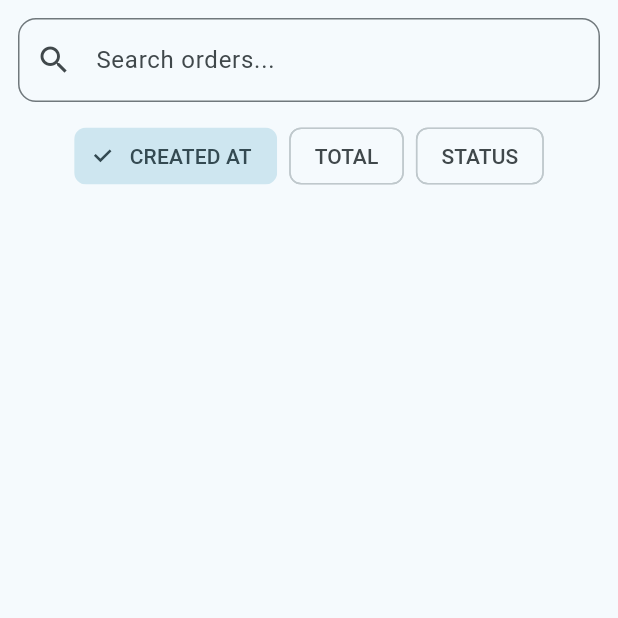
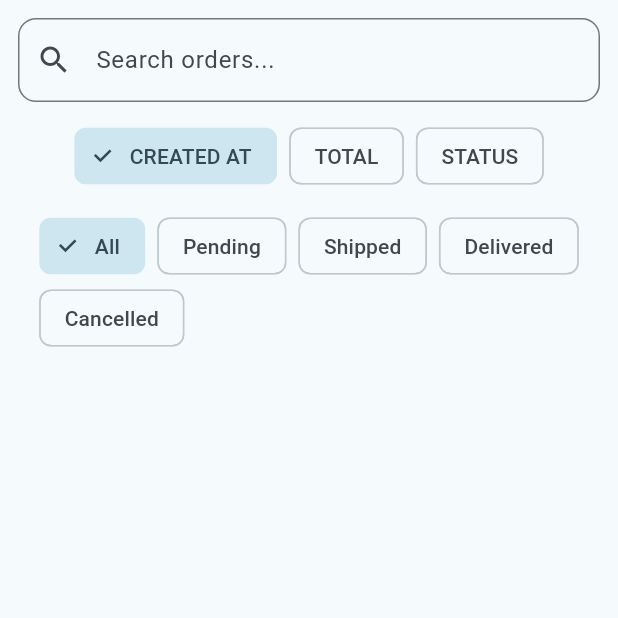
Before and after one commit to Khurram-Devs/Watch-Hub-Admin-FlutterFire, a Flutter app: the OrdersScreen screen opened directly, on a phone screen of 412 x 824 dp, the top half of it. Run offline on Flutter 3.47's test engine with Material 3 defaults, Android fonts, the phone set to English and light mode, and no system bars; our stand-ins replace badges, cloud_firestore, firebase_core, firebase_database, fl_chart, flutter_svg and 4 more; accounts and stored records are empty.

Commit message:
Fixed Orders Screen

```diff
--- a/lib/screens/viewscreens/orders_screen.dart
+++ b/lib/screens/viewscreens/orders_screen.dart
@@ -18,9 +18,17 @@ class _OrdersScreenState extends State<OrdersScreen> {
   Map<String, Map<String, String>> _userDetails = {};
   String _searchQuery = '';
   String _sortBy = 'created At';
+  String _statusFilter = 'all';
   bool _isLoading = true;
 
   final List<String> _sortOptions = ['created At', 'total', 'status'];
+  final List<String> _statusOptions = [
+    'all',
+    'pending',
+    'shipped',
+    'delivered',
+    'cancelled',
+  ];
 
   @override
   void initState() {
@@ -45,12 +53,18 @@ class _OrdersScreenState extends State<OrdersScreen> {
     _filteredOrders =
         _orders.where((o) {
           final query = _searchQuery.toLowerCase();
-          return o.status.toLowerCase().contains(query) ||
+          final matchSearch =
+              o.status.toLowerCase().contains(query) ||
               o.id.toLowerCase().contains(query) ||
               _userDetails[o.userId]?['fullName']?.toLowerCase().contains(
                     query,
                   ) ==
                   true;
+
+          final matchStatus =
+              _statusFilter == 'all' || o.status == _statusFilter;
+
+          return matchSearch && matchStatus;
         }).toList();
 
     _filteredOrders.sort((a, b) {
@@ -121,11 +135,33 @@ class _OrdersScreenState extends State<OrdersScreen> {
     );
   }
 
+  Widget _buildStatusFilterChips() {
+    return Wrap(
+      spacing: 8,
+      children:
+          _statusOptions.map((status) {
+            final selected = _statusFilter == status;
+            return ChoiceChip(
+              label: Text(capitalize(status)),
+              selected: selected,
+              onSelected: (_) {
+                setState(() {
+                  _statusFilter = status;
+                  _applyFilters();
+                });
+              },
+            );
+          }).toList(),
+    );
+  }
+
   @override
   Widget build(BuildContext context) {
-    final grouped = <String, List<OrderModel>>{};
+    final grouped = <String, Map<String, List<OrderModel>>>{};
     for (final order in _filteredOrders) {
-      grouped.putIfAbsent(order.userId, () => []).add(order);
+      grouped.putIfAbsent(order.userId, () => {});
+      grouped[order.userId]!.putIfAbsent(order.status, () => []);
+      grouped[order.userId]![order.status]!.add(order);
     }
 
     return Scaffold(
@@ -154,12 +190,13 @@ class _OrdersScreenState extends State<OrdersScreen> {
                     const SizedBox(height: 12),
                     _buildSortChips(),
                     const SizedBox(height: 12),
+                    _buildStatusFilterChips(),
+                    const SizedBox(height: 12),
                     Expanded(
                       child: ListView(
                         children:
-                            grouped.entries.map((entry) {
-                              final userId = entry.key;
-                              final userOrders = entry.value;
+                            grouped.entries.map((userEntry) {
+                              final userId = userEntry.key;
                               final user = _userDetails[userId];
                               return Column(
                                 crossAxisAlignment: CrossAxisAlignment.start,
@@ -182,13 +219,34 @@ class _OrdersScreenState extends State<OrdersScreen> {
                                       ),
                                     ),
                                   ),
-                                  ...userOrders.map(
+                                  ...userEntry.value.entries.map((statusEntry) {
+                                    return Column(
+                                      crossAxisAlignment:
+                                          CrossAxisAlignment.start,
+                                      children: [
+                                        Padding(
+                                          padding: const EdgeInsets.only(
+                                            top: 6,
+                                            bottom: 6,
+                                          ),
+                                          child: Text(
+                                            "Status: ${capitalize(statusEntry.key)}",
+                                            style: TextStyle(
+                                              fontWeight: FontWeight.bold,
+                                              color: _statusColor(
+                                                statusEntry.key,
+                                              ),
+                                            ),
+                                          ),
+                                        ),
+                                        ...statusEntry.value.map(
                                           (o) => Card(
                                             margin: const EdgeInsets.symmetric(
                                               vertical: 6,
                                             ),
                                             shape: RoundedRectangleBorder(
-                                        borderRadius: BorderRadius.circular(12),
+                                              borderRadius:
+                                                  BorderRadius.circular(12),
                                             ),
                                             elevation: 3,
                                             child: Padding(
@@ -205,7 +263,8 @@ class _OrdersScreenState extends State<OrdersScreen> {
                                                       Text(
                                                         "Order#: ${o.id}",
                                                         style: const TextStyle(
-                                                    fontWeight: FontWeight.bold,
+                                                          fontWeight:
+                                                              FontWeight.bold,
                                                         ),
                                                       ),
                                                       IconButton(
@@ -214,7 +273,9 @@ class _OrdersScreenState extends State<OrdersScreen> {
                                                           color: Colors.blue,
                                                         ),
                                                         onPressed:
-                                                      () => _updateStatus(o),
+                                                            () => _updateStatus(
+                                                              o,
+                                                            ),
                                                       ),
                                                     ],
                                                   ),
@@ -225,8 +286,11 @@ class _OrdersScreenState extends State<OrdersScreen> {
                                                   Text(
                                                     "Status: ${capitalize(o.status)}",
                                                     style: TextStyle(
-                                                color: _statusColor(o.status),
-                                                fontWeight: FontWeight.w600,
+                                                      color: _statusColor(
+                                                        o.status,
+                                                      ),
+                                                      fontWeight:
+                                                          FontWeight.w600,
                                                     ),
                                                   ),
                                                   if (o.promoCode != null &&
@@ -234,7 +298,9 @@ class _OrdersScreenState extends State<OrdersScreen> {
                                                     Text(
                                                       "Promo: ${o.promoCode} (${o.promoTitle})",
                                                     ),
-                                            Text("Items: ${o.items.length}"),
+                                                  Text(
+                                                    "Items: ${o.items.length}",
+                                                  ),
                                                   Text(
                                                     "Created: ${timeago.format(o.createdAt)}",
                                                   ),
@@ -246,6 +312,9 @@ class _OrdersScreenState extends State<OrdersScreen> {
                                       ],
                                     );
                                   }).toList(),
+                                ],
+                              );
+                            }).toList(),
                       ),
                     ),
                   ],
```
Lines whose indentation alone changed are shown as unchanged.
